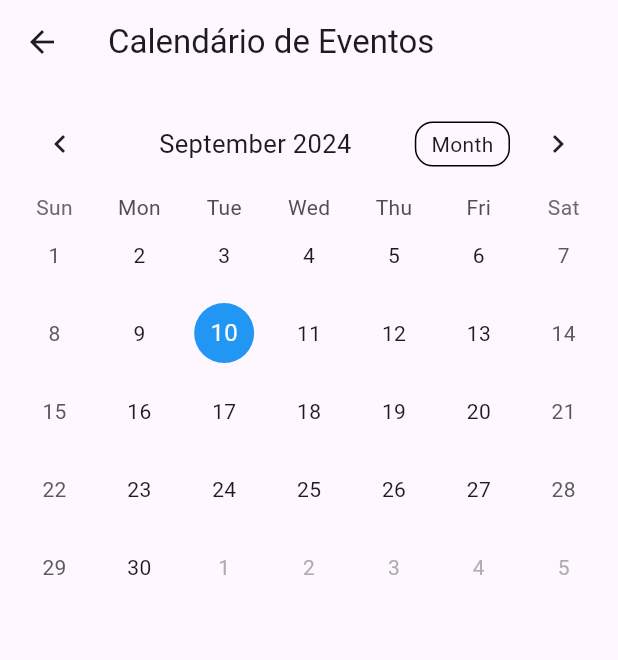
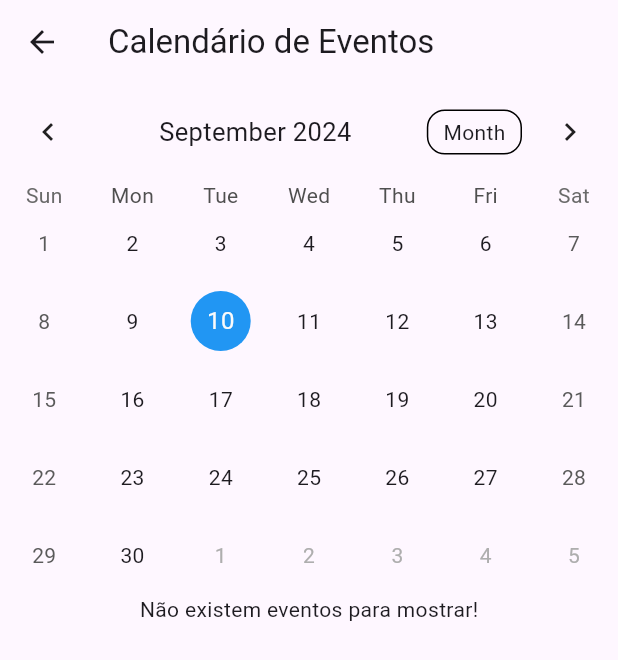
Before and after one commit to GSoeiro/Projeto-Integrado-2024, a Flutter app: the CalendarPage screen opened directly with empty values, on a phone screen of 412 x 824 dp. Shown: the top 660 px of the screen. Run offline on Flutter 3.47's test engine with Material 3 defaults, Android fonts, the light colour scheme and no system bars; drawn by our look-alikes of table_calendar; our stand-ins replace flutter_secure_storage, fluttertoast, geolocator, google_maps_flutter, image_picker, share_plus and 2 more; missing offline and left inert: mailer; accounts and stored records are empty; network calls fail.

Commit message:
Versão Final

```diff
--- a/lib/mainarea/calendar.dart
+++ b/lib/mainarea/calendar.dart
@@ -1,7 +1,6 @@
 import 'package:flutter/material.dart';
 import 'package:softshares/services/apiservice.dart';
 import 'package:softshares/services/localdb.dart';
-import 'package:softshares/mainarea/publicacoes.dart';
 import 'package:table_calendar/table_calendar.dart';
 import 'package:intl/intl.dart';
 
@@ -21,6 +20,7 @@ class _CalendarPageState extends State<CalendarPage> {
   DateTime? _selectedDay;
 
   Map<DateTime, List<Map<String, dynamic>>> _events = {};
+  List<Map<String, dynamic>> eventos = [];
 
   Future<void> buscarEventos() async {
     List<Map<String, dynamic>> post = await widget.bd.mostrarPosts();
@@ -33,10 +33,11 @@ class _CalendarPageState extends State<CalendarPage> {
     }
 
     Map<DateTime, List<Map<String, dynamic>>> eventosPorData = {};
+    List<Map<String, dynamic>> _eventos = [];
 
     for (var evento in postsFinal) {
       var dataEvento = evento['DATAEVENTO'];
-
+      _eventos.add(evento);
       if (dataEvento == null || dataEvento.isEmpty) {
         print('DATAEVENTO está vazio ou nulo: $dataEvento');
         continue;
@@ -50,16 +51,13 @@ for (var evento in postsFinal) {
         } catch (e) {
           try {
             eventoData = DateFormat('dd-MM-yyyy').parse(dataEvento); // Tenta o formato dd-MM-yyyy
-        print('Data no formato dd-MM-yyyy: $eventoData');
           } catch (e) {
-        print('Erro ao converter DATAEVENTO para DateTime: $e');
-        continue; // Pula para o próximo evento
+            continue;
           }
         }
       } else if (dataEvento is DateTime) {
         eventoData = dataEvento;
       } else {
-    print('Tipo de dado inválido para DATAEVENTO: $dataEvento');
         continue;
       }
 
@@ -70,16 +68,72 @@ for (var evento in postsFinal) {
       eventosPorData[eventoData]!.add(evento);
     }
 
-
     setState(() {
       _events = eventosPorData;
+      eventos = _eventos;
     });
+
+
+  }
+
+  Widget mostrarCardCalendario(List<Map<String, dynamic>> posts) {
+  final ThemeData theme = Theme.of(context);
+  if (posts.isEmpty) {
+    return Column(
+      children: [Text('Não existem eventos para mostrar!')],
+    );
+  }
+  List<Widget> widgets = [];
+  for (var evento in posts) {
+    widgets.add(
+      GestureDetector(
+        onTap: () {
+          Navigator.pushNamed(context, '/publicacoespage', arguments: evento);
+        },
+        child: Container(
+          margin: EdgeInsets.all(10),
+          padding: EdgeInsets.all(10),
+          decoration: BoxDecoration(
+            border: Border.all(color: theme.dividerColor),
+            borderRadius: BorderRadius.circular(10),
+            color: theme.cardColor,
+          ),
+          child: Column(
+            crossAxisAlignment: CrossAxisAlignment.start,
+            children: [
+              Text(
+                evento['TITULO'] ?? 'Não existe título',
+                style: TextStyle(
+                    fontSize: 18, fontWeight: FontWeight.bold),
+              ),
+              SizedBox(height: 5),
+              Text(
+                '${evento['NOMECATEGORIA'] ?? 'Não existe categoria'} - ${evento['NOMESUBCATEGORIA'] ?? 'Não existe subcategoria'}',
+                style: TextStyle(
+                    fontSize: 14, color: theme.disabledColor),
+              ),
+              SizedBox(height: 5),
+              Text(
+                'Data do Evento: ${evento['DATAEVENTO'] ?? 'Não existe data'}',
+                style: TextStyle(
+                    fontSize: 14, color: theme.disabledColor),
+              ),
+            ],
+          ),
+
+        ),
+      ),
+    );
+  }
+  return Column(
+    children: widgets,
+  );
 }
 
   @override
   void initState() {
     super.initState();
-    buscarEventos(); // Carregar eventos quando a página for inicializada
+    buscarEventos();
   }
 
   @override
@@ -88,31 +142,15 @@ for (var evento in postsFinal) {
       appBar: AppBar(
         title: Text('Calendário de Eventos'),
       ),
-      body: Padding(
-        padding: const EdgeInsets.all(8.0),
-        child: TableCalendar(
+      body: Column(
+        //padding: const EdgeInsets.all(8.0),
+        children:[
+          TableCalendar(
           focusedDay: _focusedDay,
           firstDay: DateTime.utc(2020, 1, 1),
           lastDay: DateTime.utc(2030, 12, 31),
           calendarFormat: _calendarFormat,
-          selectedDayPredicate: (day) {
-            return isSameDay(_selectedDay, day);
-          },
-         onDaySelected: (selectedDay, focusedDay) {
-  setState(() {
-    _selectedDay = selectedDay;
-    _focusedDay = focusedDay;
-    if (_events.containsKey(selectedDay)) {
-      Navigator.push(
-        context,
-        MaterialPageRoute(
-          builder: (context) => PostDetailsPage(api: widget.api, event: {},
-          ),
-        ),
-      );
-    }
-  });
-},
+
           onFormatChanged: (format) {
             setState(() {
               _calendarFormat = format;
@@ -122,7 +160,6 @@ for (var evento in postsFinal) {
             _focusedDay = focusedDay;
           },
           eventLoader: (day) {
-            // Usa só o "day" sem horas para comparar datas corretamente
             return _events[DateTime(day.year, day.month, day.day)] ?? [];
           },
           calendarBuilders: CalendarBuilders(
@@ -144,6 +181,7 @@ for (var evento in postsFinal) {
               return null;
             },
           ),
+
           calendarStyle: CalendarStyle(
             todayDecoration: BoxDecoration(
               color: Colors.blue,
@@ -160,32 +198,11 @@ for (var evento in postsFinal) {
             formatButtonShowsNext: false,
           ),
         ),
+        mostrarCardCalendario(eventos)
+        ]
+
       ),
+
     );
   }
 }
-
-class EventPage extends StatelessWidget {
-  final List<Map<String, dynamic>> events;
-
-  EventPage({required this.events});
-
-  @override
-  Widget build(BuildContext context) {
-    return Scaffold(
-      appBar: AppBar(
-        title: Text('Eventos'),
-      ),
-      body: ListView.builder(
-        itemCount: events.length,
-        itemBuilder: (context, index) {
-          final event = events[index];
-          return ListTile(
-            title: Text(event['TITLE'] ?? 'Evento sem título'),
-            subtitle: Text(event['DESCRIPTION'] ?? 'Sem descrição'),
-          );
-        },
-      ),
-    );
-  }
-}
--- a/lib/mainarea/eventcreationpage.dart
+++ b/lib/mainarea/eventcreationpage.dart
@@ -139,7 +139,7 @@ class _EventcreationpageState extends State<Eventcreationpage> {
           child: Padding(
             padding: const EdgeInsets.only(right: 8.0),
             child: Text(
-              Translations.translate(context, 'option ${index + 1}'),
+              Translations.translate(context, 'option${index + 1}'),
               style: TextStyle(fontSize: 18),
               maxLines: 2,
             ),
```
Also changed, not shown: lib/login/login.dart (+13 -1 lines), lib/login/welcomescreen.dart (+8 -10 lines), lib/mainarea/mainpage.dart (+62 -9 lines), lib/mainarea/publicacoes.dart (+19 -21 lines), lib/mainarea/settings.dart (+21 -11 lines), lib/mainarea/spacecreationpage.dart (+10 -3 lines), lib/mainarea/votedevents.dart (added, +141 -0 lines), lib/other/translations.dart (+40 -5 lines), lib/services/apiservice.dart (+141 -51 lines), lib/services/localdb.dart (+17 -0 lines), 3 other files. Lines whose indentation alone changed are shown as unchanged.
